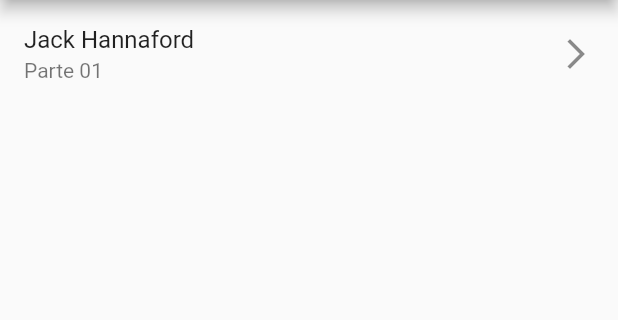
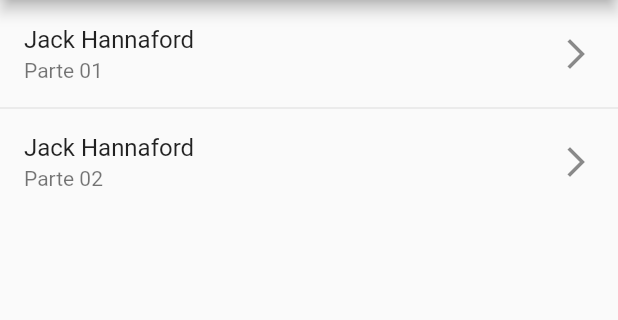
Before and after one commit to brenomachadodomonte/flutter_text_audio, a Flutter app: the screen it shows after launch, on a phone screen of 412 x 824 dp, the part 84-404 px from its top. Run offline on Flutter 3.47's test engine with Material 2 defaults, Android fonts, the phone set to English and light mode, and no system bars; our stand-ins replace audioplayers.

Commit message:
Adding one more text

```diff
--- a/lib/data/data.dart
+++ b/lib/data/data.dart
@@ -14,4 +14,17 @@
       {'name': 'Natalie','path': 'audios/1/natalie.mp3'},
     ]
   },
+  {
+    'id':1,
+    'title': 'Jack Hannaford',
+    'subtitle': 'Parte 02',
+    'en_text': 'Jack looked up at the pale blue sky, and he said, “I came from Heaven.” “My goodness!”, she said. “Did you see my husband there?” (The farmer’s wife was talking about her first husband, the man who had died). “Oh yes, I got to know him well when I was staying in Heaven,” said Jack. “And how is he doing?”, asked the woman. “He is fine,” replied the old soldier. “He works hard sewing and mending clothes for the saints and angels, but even so, he sometimes doesn’t have enough money to eat.” “And did he send me a message?”, she asked. “Yes, he did! That is why I’ve come here. He asked me to bring back some money for him, so that he can spend his days in paradise more comfortably.” On hearing this, the poor woman’s heart almost broke with pity.',
+    'pt_text': 'Jack olhou para o céu azul claro, e ele disse, “Eu vim do céu”. “Meu Deus!”, ela disse. “Você viu meu marido lá?” (a esposa do fazendeiro estava falando sobre o primeiro marido dela, o homem que tinha morrido). “Ah sim, eu conheci ele bem quando eu estava passando um tempo no céu”, disse Jack. “Ele como ele está?”, perguntou a mulher. “Ele está bem”, respondeu o velho soldado. “Ele trabalha duro costurando e remendando roupas para as santidades e os anjos, mas mesmo assim, ele às vezes não tem dinheiro o suficiente para comer”. “E ele me mandou uma mensagem?”, ela perguntou. “Sim, ele mandou! É por causa disso que eu vim aqui. Ele me pediu para trazer de volta um pouco de dinheiro para ele, para que ele possa passar seus dias no paraíso mais confortavelmente”. Ao ouvir isso, o coração da pobre mulher quase quebrou de piedade.',
+    'audios': [
+      {'name': 'Jake','path': 'audios/2/jake.mp3'},
+      {'name': 'John','path': 'audios/2/john.mp3'},
+      {'name': 'Moira','path': 'audios/2/moira.mp3'},
+      {'name': 'Natalie','path': 'audios/2/natalie.mp3'},
+    ]
+  },
 ];
--- a/pubspec.yaml
+++ b/pubspec.yaml
@@ -57,6 +57,10 @@
     - assets/audios/1/john.mp3
     - assets/audios/1/moira.mp3
     - assets/audios/1/natalie.mp3
+    - assets/audios/2/jake.mp3
+    - assets/audios/2/john.mp3
+    - assets/audios/2/moira.mp3
+    - assets/audios/2/natalie.mp3
 
   # An image asset can refer to one or more resolution-specific "variants", see
   # https://flutter.dev/assets-and-images/#resolution-aware.
```
Also changed, not shown: 5 other files.
